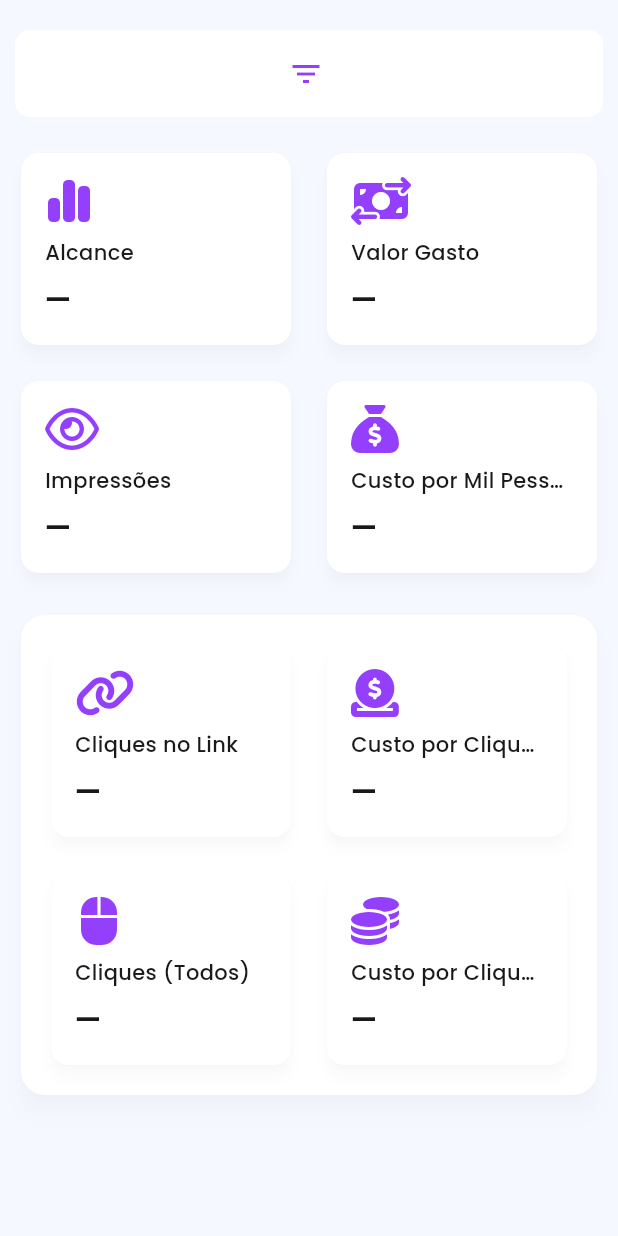
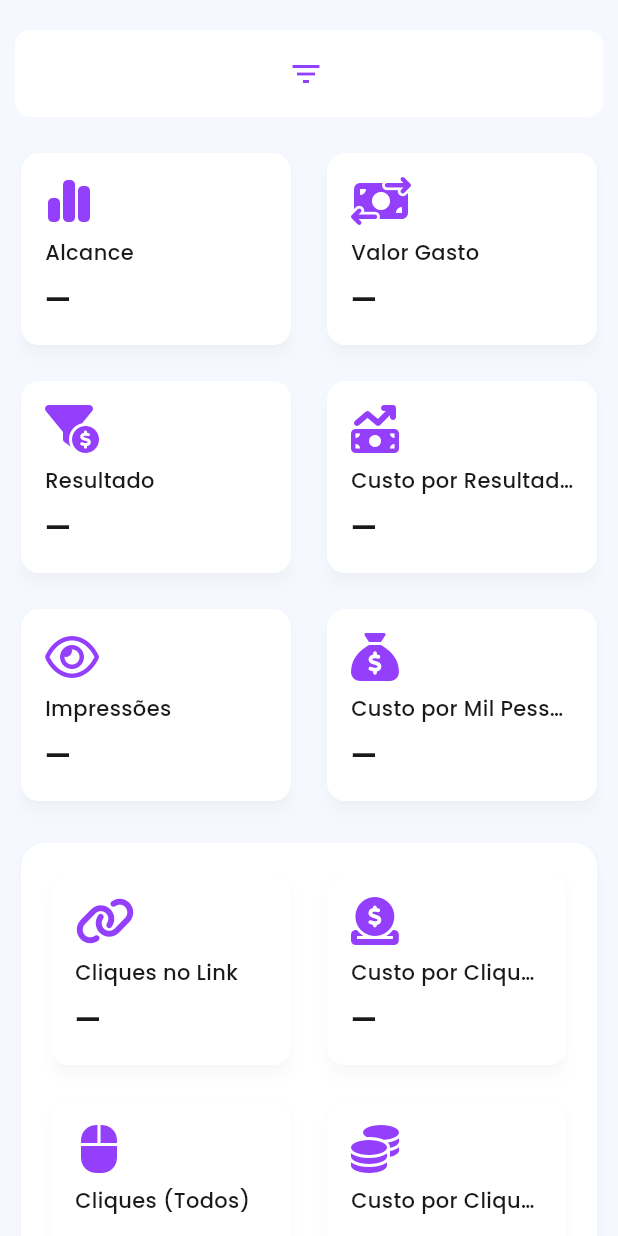
Before and after one commit to SotorivaXL/app_io, a Flutter app: the DashboardPage screen opened by its route, on a phone screen of 412 x 824 dp. Run offline on Flutter 3.47's test engine with Material 3 defaults, Android fonts, the phone set to English and light mode, and no system bars; our stand-ins replace bottom_navy_bar, cloud_firestore, cloud_functions, connectivity_plus, firebase_auth, firebase_core and 11 more; accounts and stored records are empty; network calls fail; statements that could not run were skipped; project files that could hold a hidden picture were left out.

Commit message:
Pequenas atualizações na dashboard

```diff
--- a/lib/features/screens/dasboard/dashboard_page.dart
+++ b/lib/features/screens/dasboard/dashboard_page.dart
@@ -682,16 +682,16 @@ class _DashboardPageState extends State<DashboardPage> {
         'key': 'spend',
         'icon': FontAwesomeIcons.moneyBillTransfer
       },
-      // {
-      //   'title': 'Resultado',
-      //   'key': 'CompleteRegistration',
-      //   'icon': FontAwesomeIcons.filterCircleDollar
-      // },
-      // {
-      //   'title': 'Custo por Resultado',
-      //   'key': 'cost_per_result',
-      //   'icon': FontAwesomeIcons.moneyBillTrendUp
-      // },
+      {
+        'title': 'Resultado',
+        'key': 'CompleteRegistration',
+        'icon': FontAwesomeIcons.filterCircleDollar
+      },
+      {
+        'title': 'Custo por Resultado',
+        'key': 'cost_per_result',
+        'icon': FontAwesomeIcons.moneyBillTrendUp
+      },
       {
         'title': 'Impressões',
         'key': 'impressions',
```
Also changed, not shown: 2 other files.
